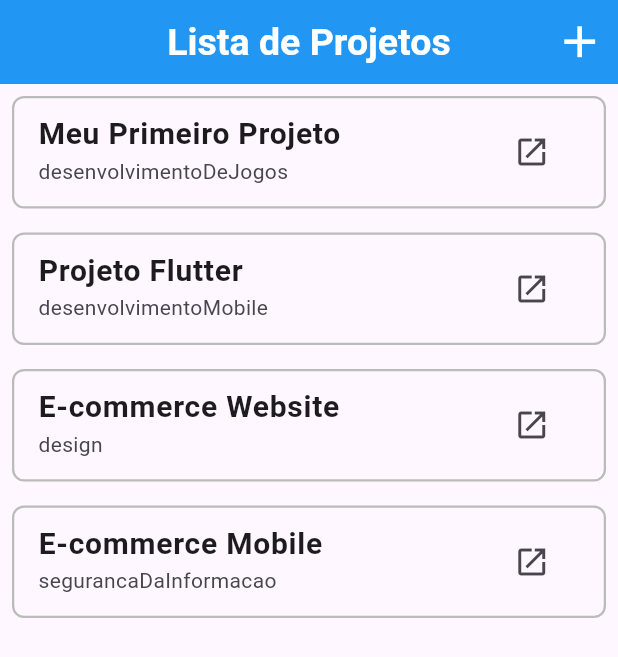
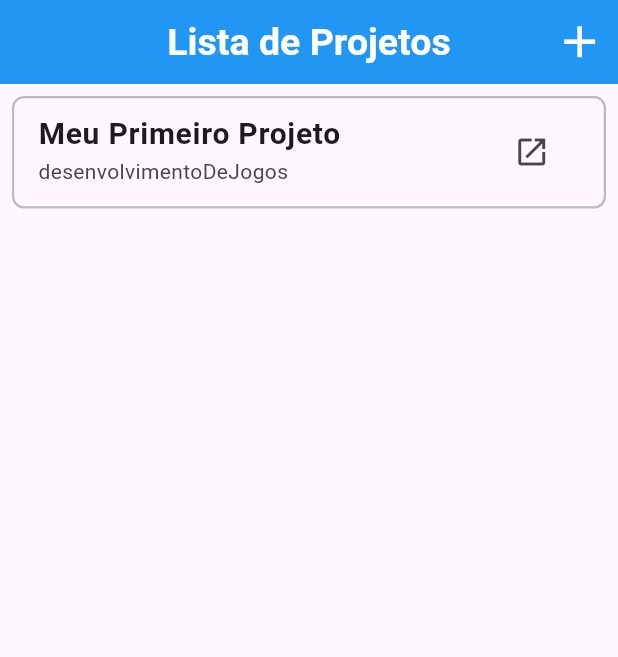
Before and after one commit to GabrielBitten/Flutter-app, a Flutter app: the screen it shows after launch, on a phone screen of 412 x 824 dp. Shown: the top 657 px of the screen. Run offline on Flutter 3.47's test engine with Material 3 defaults, Android fonts, the phone set to English and light mode, and no system bars; our stand-ins replace image_picker.

Commit message:
fazendo botao de excluir projeto

```diff
--- a/lib/view/project_list.dart
+++ b/lib/view/project_list.dart
@@ -1,45 +1,43 @@
+// ignore_for_file: library_private_types_in_public_api
+
 import 'package:appflutter/categoria.dart';
 import 'package:appflutter/my_app.dart';
 import 'package:appflutter/projeto.dart';
 import 'package:flutter/material.dart';
 
 
-class ProjectList extends StatelessWidget {
-  final List<Projeto> lista = [
+class ProjectList extends StatefulWidget {
+
+  @override
+  ProjectListState createState() => ProjectListState();
+}
+
+class ProjectListState extends State<ProjectList> {
+  // Lista de projetos inicial
+
+  List<Projeto> lista = [
     Projeto(
       titulo: 'Meu Primeiro Projeto',
       descricao: 'Este é o meu primeiro projeto de exemplo.',
       link: 'https://gabrielbitten.github.io/Portfolio/',
-      imageUrl:
-          'https://storage.googleapis.com/website-production/uploads/2023/07/sweetkick-landing-page-example-1.png',
+      imageUrl: 'https://storage.googleapis.com/website-production/uploads/2023/07/sweetkick-landing-page-example-1.png',
       categoria: ProjectCategory.desenvolvimentoDeJogos,
     ),
-    Projeto(
-      titulo: 'Projeto Flutter',
-      descricao:
-          'Aplicativo Flutter que desenvolvi recentemente.',
-      link: 'https://gabrielbitten.github.io/Portfolio/',
-      imageUrl:
-          'https://storage.googleapis.com/website-production/uploads/2023/07/sweetkick-landing-page-example-1.png',
-      categoria: ProjectCategory.desenvolvimentoMobile,
-    ),
-    Projeto(
-      titulo: 'E-commerce Website',
-      descricao: 'Website de e-commerce feito com React e Node.js.',
-      link: 'https://gabrielbitten.github.io/Portfolio/',
-      imageUrl:
-          'https://storage.googleapis.com/website-production/uploads/2023/07/sweetkick-landing-page-example-1.png',
-      categoria: ProjectCategory.design,
-    ),
-    Projeto(
-      titulo: 'E-commerce Mobile',
-      descricao: 'App de e-commerce desenvolvido em Flutter.',
-      link: 'https://gabrielbitten.github.io/Portfolio/',
-      imageUrl:
-          'https://storage.googleapis.com/website-production/uploads/2023/07/sweetkick-landing-page-example-1.png',
-      categoria: ProjectCategory.segurancaDaInformacao,
-    ),
+    // ... (outros projetos)
   ];
+
+  // Função para adicionar um novo projeto à lista
+  void adicionarProjeto(Projeto novoProjeto) {
+    setState(() {
+      lista.add(novoProjeto); // Adiciona o novo projeto à lista e atualiza a UI
+    });
+  }
+  void removeProject(Projeto projeto) {
+    setState(() {
+      lista.remove(projeto);
+    });
+  }
+
 
   @override
   Widget build(BuildContext context) {
@@ -58,8 +56,14 @@ class ProjectList extends StatelessWidget {
             icon: const Icon(Icons.add),
             iconSize: 35.0,
             color: Colors.white,
-            onPressed: () {
-              Navigator.of(context).pushNamed(MyApp.PROJECT_FORM);
+            onPressed: () async {
+              // Navega para o formulário e aguarda o resultado
+              final Projeto? novoProjeto = await Navigator.of(context).pushNamed(MyApp.PROJECT_FORM) as Projeto?;
+
+              if (novoProjeto != null) {
+                // Se um novo projeto foi criado, adicione à lista
+                adicionarProjeto(novoProjeto);
+              }
             },
           )
         ],
@@ -76,13 +80,13 @@ class ProjectList extends StatelessWidget {
               borderRadius: BorderRadius.circular(8.0),
             ),
             child: ListTile(
-              title: Text(projeto.titulo,
-               style: const TextStyle(
-               fontSize: 20,
-               fontWeight:FontWeight.bold),),
 
+              title: Text(
+                projeto.titulo,
+                style: const TextStyle(fontSize: 20, fontWeight: FontWeight.bold),
+              ),
               subtitle: Text(projeto.categoria.name), // Mostra o nome da categoria
-              trailing: Container(
+              trailing: SizedBox(
                 width: 100,
                 child: Row(
                   mainAxisAlignment: MainAxisAlignment.end,
```
Also changed, not shown: lib/my_app.dart (+7 -1 lines), lib/projeto.dart (+1 -7 lines), lib/view/project_form.dart (+12 -3 lines), lib/view/project_info.dart (+30 -3 lines).
